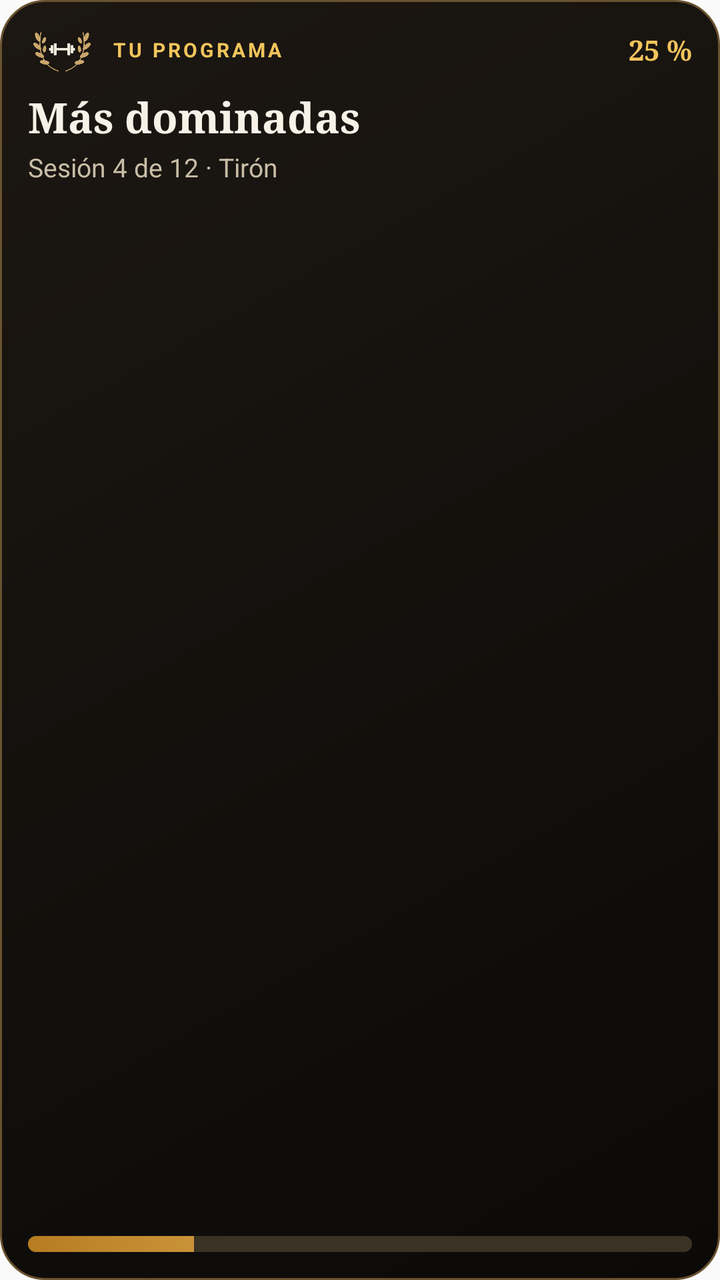
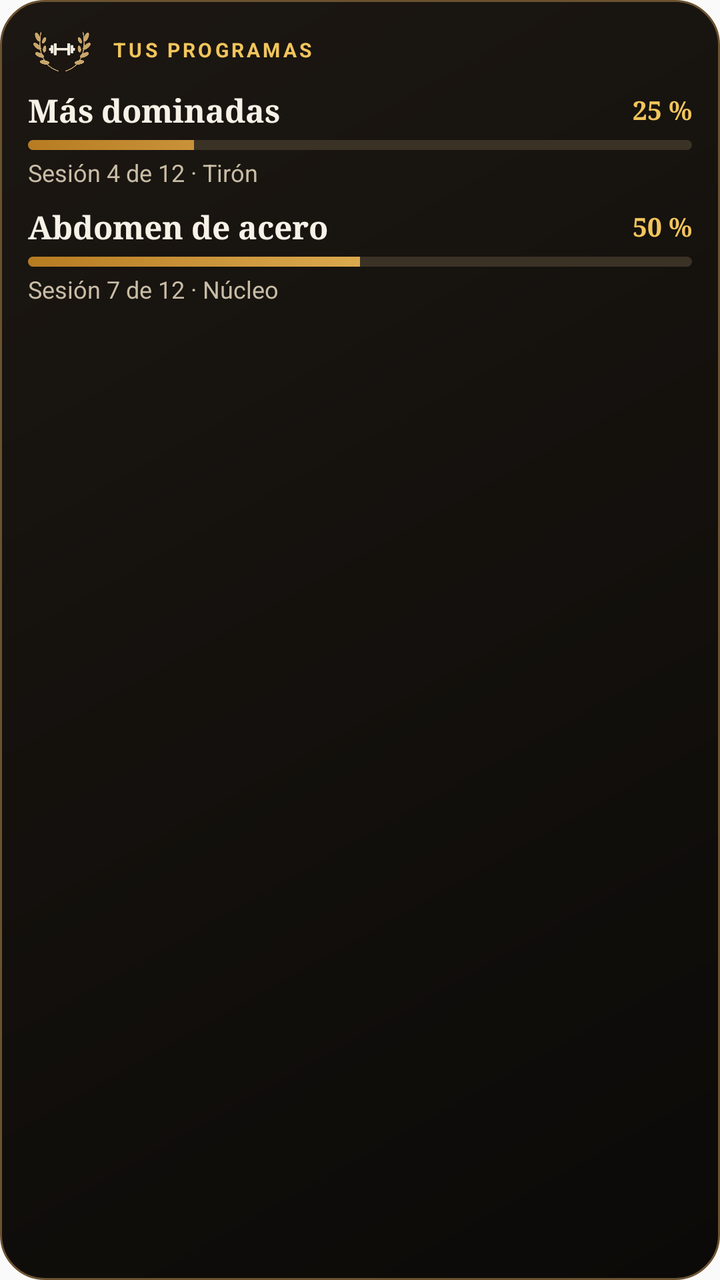

Two renders of the same Android screen: before a commit and after it. Below are the layout's source before the change and the commit's diff.
<!-- AndroidManifest.xml: application theme AppTheme -->
<!-- res/layout/widget_programa.xml -->
<?xml version="1.0" encoding="utf-8"?>
<LinearLayout xmlns:android="http://schemas.android.com/apk/res/android"
    android:id="@+id/raiz" android:layout_width="match_parent" android:layout_height="match_parent"
    android:background="@drawable/widget_fondo" android:orientation="vertical" android:padding="14dp">
    <LinearLayout android:layout_width="match_parent" android:layout_height="wrap_content" android:gravity="center_vertical" android:orientation="horizontal">
        <ImageView android:layout_width="34dp" android:layout_height="22dp" android:src="@drawable/widget_emblema"
            android:scaleType="fitCenter" android:contentDescription="StoaGym" />
        <TextView android:layout_width="0dp" android:layout_height="wrap_content" android:layout_weight="1" android:layout_marginStart="8dp"
            android:letterSpacing="0.14" android:text="TU PROGRAMA" android:textColor="#FFF2C55C" android:textSize="10sp" android:textStyle="bold" />
        <TextView android:id="@+id/prog_porcentaje" android:layout_width="wrap_content" android:layout_height="wrap_content"
            android:fontFamily="serif" android:text="25 %" android:textColor="#FFF2C55C" android:textSize="14sp" android:textStyle="bold" />
    </LinearLayout>
    <TextView android:id="@+id/prog_nombre" android:layout_width="match_parent" android:layout_height="wrap_content"
        android:layout_marginTop="8dp" android:ellipsize="end" android:fontFamily="serif" android:maxLines="1"
        android:text="Más dominadas" android:textColor="#FFF7F1E7" android:textSize="21sp" android:textStyle="bold" />
    <TextView android:id="@+id/prog_detalle" android:layout_width="match_parent" android:layout_height="wrap_content"
        android:layout_marginTop="2dp" android:ellipsize="end" android:maxLines="2" android:text="Sesión 4 de 12 · Tirón"
        android:textColor="#FFC9BDA7" android:textSize="13sp" />
    <FrameLayout android:layout_width="match_parent" android:layout_height="0dp" android:layout_weight="1" />
    <ProgressBar android:id="@+id/prog_barra" style="@android:style/Widget.ProgressBar.Horizontal"
        android:layout_width="match_parent" android:layout_height="8dp" android:max="12" android:progress="3"
        android:progressDrawable="@drawable/widget_barra" />
</LinearLayout>
<!-- resources referenced by this layout -->
<resources>
  <!-- drawable widget_barra (drawable) -->
  <?xml version="1.0" encoding="utf-8"?>
  <layer-list xmlns:android="http://schemas.android.com/apk/res/android">
      <item android:id="@android:id/background">
          <shape><solid android:color="#FF3B3226" /><corners android:radius="4dp" /></shape>
      </item>
      <item android:id="@android:id/progress">
          <clip><shape><gradient android:startColor="#FFB77C22" android:endColor="#FFFFD67A" /><corners android:radius="4dp" /></shape></clip>
      </item>
  </layer-list>
  <!-- drawable widget_emblema: png bitmap (drawable-nodpi, 18034 bytes) -->
  <!-- drawable widget_fondo (drawable) -->
  <?xml version="1.0" encoding="utf-8"?>
  <shape xmlns:android="http://schemas.android.com/apk/res/android" android:shape="rectangle">
      <gradient android:angle="315" android:startColor="#FF1C1712" android:endColor="#FF0B0A08" />
      <stroke android:width="1dp" android:color="#FF6B5230" />
      <corners android:radius="22dp" />
  </shape>
  <style name="AppTheme" parent="Theme.AppCompat.Light.DarkActionBar">
          
          <item name="colorPrimary">@color/colorPrimary</item>
          <item name="colorPrimaryDark">@color/colorPrimaryDark</item>
          <item name="colorAccent">@color/colorAccent</item>
      </style>
</resources>

<!-- the commit's change to res/layout/widget_programa.xml (unified diff, before → after) -->
@@ -5,19 +5,55 @@
     <LinearLayout android:layout_width="match_parent" android:layout_height="wrap_content" android:gravity="center_vertical" android:orientation="horizontal">
         <ImageView android:layout_width="34dp" android:layout_height="22dp" android:src="@drawable/widget_emblema"
             android:scaleType="fitCenter" android:contentDescription="StoaGym" />
-        <TextView android:layout_width="0dp" android:layout_height="wrap_content" android:layout_weight="1" android:layout_marginStart="8dp"
-            android:letterSpacing="0.14" android:text="TU PROGRAMA" android:textColor="#FFF2C55C" android:textSize="10sp" android:textStyle="bold" />
-        <TextView android:id="@+id/prog_porcentaje" android:layout_width="wrap_content" android:layout_height="wrap_content"
-            android:fontFamily="serif" android:text="25 %" android:textColor="#FFF2C55C" android:textSize="14sp" android:textStyle="bold" />
+        <TextView android:id="@+id/prog_titulo" android:layout_width="0dp" android:layout_height="wrap_content" android:layout_weight="1" android:layout_marginStart="8dp"
+            android:letterSpacing="0.14" android:text="TUS PROGRAMAS" android:textColor="#FFF2C55C" android:textSize="10sp" android:textStyle="bold" />
     </LinearLayout>
-    <TextView android:id="@+id/prog_nombre" android:layout_width="match_parent" android:layout_height="wrap_content"
-        android:layout_marginTop="8dp" android:ellipsize="end" android:fontFamily="serif" android:maxLines="1"
-        android:text="Más dominadas" android:textColor="#FFF7F1E7" android:textSize="21sp" android:textStyle="bold" />
-    <TextView android:id="@+id/prog_detalle" android:layout_width="match_parent" android:layout_height="wrap_content"
-        android:layout_marginTop="2dp" android:ellipsize="end" android:maxLines="2" android:text="Sesión 4 de 12 · Tirón"
-        android:textColor="#FFC9BDA7" android:textSize="13sp" />
-    <FrameLayout android:layout_width="match_parent" android:layout_height="0dp" android:layout_weight="1" />
-    <ProgressBar android:id="@+id/prog_barra" style="@android:style/Widget.ProgressBar.Horizontal"
-        android:layout_width="match_parent" android:layout_height="8dp" android:max="12" android:progress="3"
-        android:progressDrawable="@drawable/widget_barra" />
+    <LinearLayout android:id="@+id/prog_fila0" android:layout_width="match_parent" android:layout_height="wrap_content"
+        android:layout_marginTop="8dp" android:orientation="vertical">
+        <LinearLayout android:layout_width="match_parent" android:layout_height="wrap_content" android:gravity="center_vertical" android:orientation="horizontal">
+            <TextView android:id="@+id/prog_nombre0" android:layout_width="0dp" android:layout_height="wrap_content" android:layout_weight="1"
+                android:ellipsize="end" android:fontFamily="serif" android:maxLines="1" android:text="Más dominadas"
+                android:textColor="#FFF7F1E7" android:textSize="16sp" android:textStyle="bold" />
+            <TextView android:id="@+id/prog_pct0" android:layout_width="wrap_content" android:layout_height="wrap_content" android:layout_marginStart="8dp"
+                android:fontFamily="serif" android:text="25 %" android:textColor="#FFF2C55C" android:textSize="13sp" android:textStyle="bold" />
+        </LinearLayout>
+        <ProgressBar android:id="@+id/prog_barra0" style="@android:style/Widget.ProgressBar.Horizontal"
+            android:layout_width="match_parent" android:layout_height="5dp" android:layout_marginTop="4dp" android:max="12" android:progress="3"
+            android:progressDrawable="@drawable/widget_barra" />
+        <TextView android:id="@+id/prog_detalle0" android:layout_width="match_parent" android:layout_height="wrap_content"
+            android:layout_marginTop="3dp" android:ellipsize="end" android:maxLines="1" android:text="Sesión 4 de 12 · Tirón"
+            android:textColor="#FFC9BDA7" android:textSize="12sp" />
+    </LinearLayout>
+    <LinearLayout android:id="@+id/prog_fila1" android:layout_width="match_parent" android:layout_height="wrap_content"
+        android:layout_marginTop="8dp" android:orientation="vertical">
+        <LinearLayout android:layout_width="match_parent" android:layout_height="wrap_content" android:gravity="center_vertical" android:orientation="horizontal">
+            <TextView android:id="@+id/prog_nombre1" android:layout_width="0dp" android:layout_height="wrap_content" android:layout_weight="1"
+                android:ellipsize="end" android:fontFamily="serif" android:maxLines="1" android:text="Abdomen de acero"
+                android:textColor="#FFF7F1E7" android:textSize="16sp" android:textStyle="bold" />
+            <TextView android:id="@+id/prog_pct1" android:layout_width="wrap_content" android:layout_height="wrap_content" android:layout_marginStart="8dp"
+                android:fontFamily="serif" android:text="50 %" android:textColor="#FFF2C55C" android:textSize="13sp" android:textStyle="bold" />
+        </LinearLayout>
+        <ProgressBar android:id="@+id/prog_barra1" style="@android:style/Widget.ProgressBar.Horizontal"
+            android:layout_width="match_parent" android:layout_height="5dp" android:layout_marginTop="4dp" android:max="12" android:progress="6"
+            android:progressDrawable="@drawable/widget_barra" />
+        <TextView android:id="@+id/prog_detalle1" android:layout_width="match_parent" android:layout_height="wrap_content"
+            android:layout_marginTop="3dp" android:ellipsize="end" android:maxLines="1" android:text="Sesión 7 de 12 · Núcleo"
+            android:textColor="#FFC9BDA7" android:textSize="12sp" />
+    </LinearLayout>
+    <LinearLayout android:id="@+id/prog_fila2" android:visibility="gone" android:layout_width="match_parent" android:layout_height="wrap_content"
+        android:layout_marginTop="8dp" android:orientation="vertical">
+        <LinearLayout android:layout_width="match_parent" android:layout_height="wrap_content" android:gravity="center_vertical" android:orientation="horizontal">
+            <TextView android:id="@+id/prog_nombre2" android:layout_width="0dp" android:layout_height="wrap_content" android:layout_weight="1"
+                android:ellipsize="end" android:fontFamily="serif" android:maxLines="1" android:text=""
+                android:textColor="#FFF7F1E7" android:textSize="16sp" android:textStyle="bold" />
+            <TextView android:id="@+id/prog_pct2" android:layout_width="wrap_content" android:layout_height="wrap_content" android:layout_marginStart="8dp"
+                android:fontFamily="serif" android:text="" android:textColor="#FFF2C55C" android:textSize="13sp" android:textStyle="bold" />
+        </LinearLayout>
+        <ProgressBar android:id="@+id/prog_barra2" style="@android:style/Widget.ProgressBar.Horizontal"
+            android:layout_width="match_parent" android:layout_height="5dp" android:layout_marginTop="4dp" android:max="12" android:progress="0"
+            android:progressDrawable="@drawable/widget_barra" />
+        <TextView android:id="@+id/prog_detalle2" android:layout_width="match_parent" android:layout_height="wrap_content"
+            android:layout_marginTop="3dp" android:ellipsize="end" android:maxLines="1" android:text=""
+            android:textColor="#FFC9BDA7" android:textSize="12sp" />
+    </LinearLayout>
 </LinearLayout>
